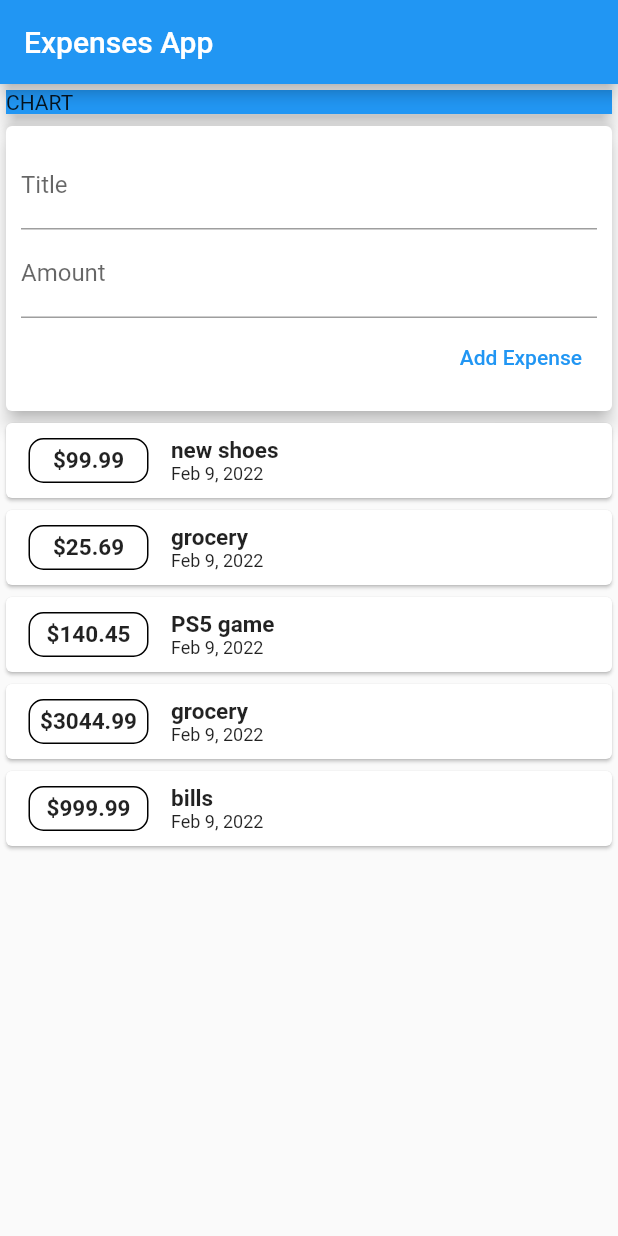
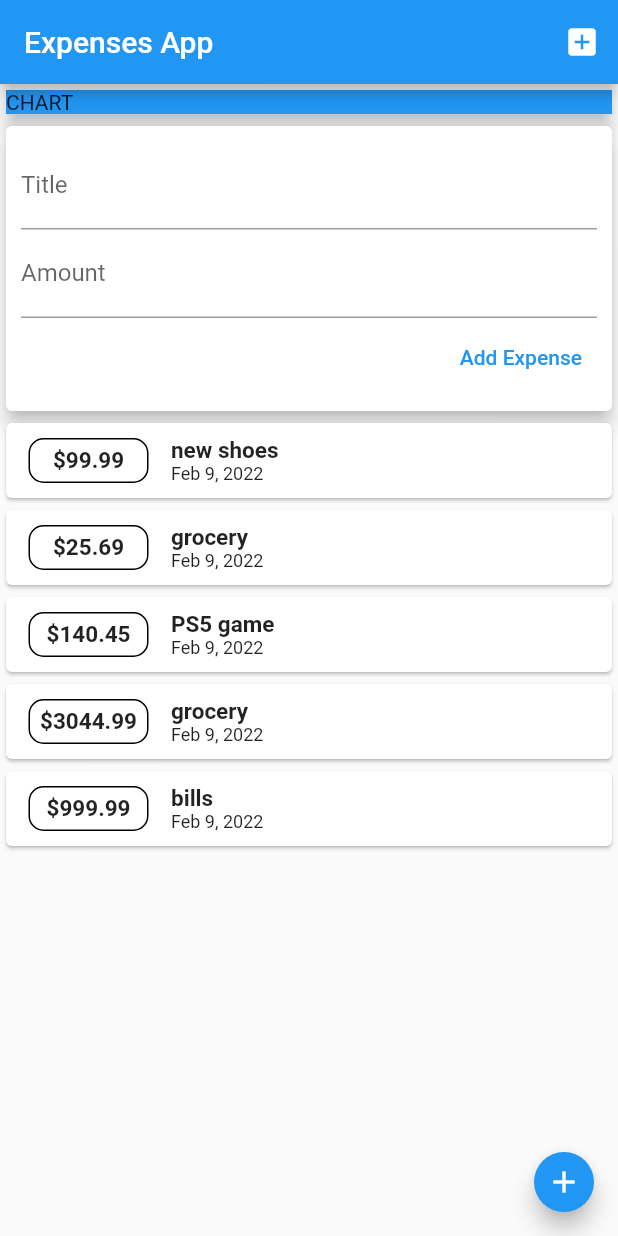
Before and after one commit to bobend212/expenses_flutter, a Flutter app: the screen it shows after launch, on a phone screen of 412 x 824 dp. Run offline on Flutter 3.47's test engine with Material 2 defaults, Android fonts, the phone set to English and light mode, and no system bars.

Commit message:
floating buttons added

```diff
--- a/lib/main.dart
+++ b/lib/main.dart
@@ -9,6 +9,7 @@ class MyApp extends StatelessWidget {
   @override
   Widget build(BuildContext context) {
     return MaterialApp(
+      debugShowCheckedModeBanner: false,
       title: 'Flutter App',
       home: MyHomePage(),
     );
@@ -21,6 +22,7 @@ class MyHomePage extends StatelessWidget {
     return Scaffold(
       appBar: AppBar(
         title: Text('Expenses App'),
+        actions: [IconButton(onPressed: () => {}, icon: Icon(Icons.add_box))],
       ),
       body: SingleChildScrollView(
         child: Column(
@@ -38,6 +40,13 @@ class MyHomePage extends StatelessWidget {
               UserTransactions()
             ]),
       ),
+      floatingActionButton: Container(
+          height: 40,
+          width: 40,
+          child: FloatingActionButton(
+            child: Icon(Icons.add),
+            onPressed: () => {},
+          )),
     );
   }
 }
```
